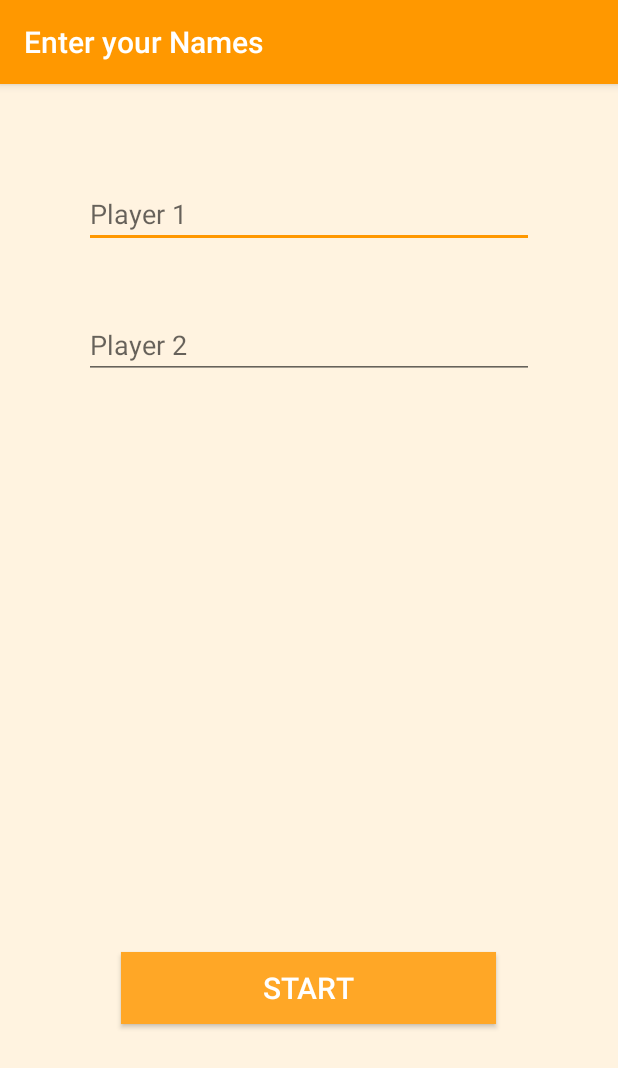
After one commit to hareshkh/tic-tac-toe-android-app, an Android app: the two_player_names screen opened directly, with no data from a screen before it, on a phone screen of 412 x 824 dp. The commit adds this screen. Shown: the top 1068 px of the screen. Run offline under Robolectric (Android 15) with nearby library versions, the phone set to English and light mode, and no system bars.

Commit message:
Made app compatible with variable screen sizes

```diff
--- a/app/src/main/java/com/example/haresh/tic_tac_toe_app/MainActivity.java
+++ b/app/src/main/java/com/example/haresh/tic_tac_toe_app/MainActivity.java
@@ -42,7 +42,7 @@ public class MainActivity extends AppCompatActivity {
                     @Override
                     public void onClick(View v) {
                         Intent intent;
-                        intent = new Intent(MainActivity.this, two_player.class);
+                        intent = new Intent(MainActivity.this, two_player_selector.class);
                         startActivity(intent);
                     }
                 }
--- a/app/src/main/java/com/example/haresh/tic_tac_toe_app/two_player.java
+++ b/app/src/main/java/com/example/haresh/tic_tac_toe_app/two_player.java
@@ -1,11 +1,12 @@
 package com.example.haresh.tic_tac_toe_app;
 
 import android.app.Activity;
+import android.graphics.Point;
 import android.support.v7.app.AppCompatActivity;
 import android.os.Bundle;
+import android.view.Display;
 
 public class two_player extends AppCompatActivity {
-
 
     public static Activity act_2p;
     @Override
--- /dev/null
+++ b/app/src/main/java/com/example/haresh/tic_tac_toe_app/two_player_names.java
@@ -0,0 +1,71 @@
+package com.example.haresh.tic_tac_toe_app;
+
+import android.support.v7.app.AppCompatActivity;
+import android.os.Bundle;
+import android.view.View;
+import android.widget.Button;
+import android.content.Intent;
+import android.widget.EditText;
+import android.widget.Toast;
+
+import java.util.Objects;
+
+public class two_player_names extends AppCompatActivity {
+
+    Button start2p;
+    EditText p1,p2;
+    static String p1Name,p2Name;
+
+    @Override
+    protected void onCreate(Bundle savedInstanceState) {
+        super.onCreate(savedInstanceState);
+        setContentView(R.layout.activity_two_player_names);
+        p1= (EditText) findViewById(R.id.p1name);
+        p2= (EditText) findViewById(R.id.p2name);
+        start2p = (Button) findViewById(R.id.start2p);
+        start2p.setOnClickListener(
+                new View.OnClickListener(){
+                    @Override
+                    public void onClick(View v){
+                        Intent intent=new Intent(two_player_names.this,two_player.class);
+                        if((!Objects.equals(p1.getText().toString(), "")) && (!Objects.equals(p2.getText().toString(), "")) && (!Objects.equals(p1.getText().toString(),p2.getText().toString()))){
+                            p1Name=p1.getText().toString();
+                            p2Name=p2.getText().toString();
+                            /*DatabaseHandler dbh=new DatabaseHandler(two_player_names.this);
+                            String tmp=dbh.checkUser(two_player_names.p1Name);
+                            if(tmp.equals("FOUND")){
+                                Toast.makeText(two_player_names.this,"found 1",Toast.LENGTH_SHORT).show();
+
+                            }
+                            else{
+                                scoreboard sb=new scoreboard(dbh.getPlayerCount()+1,two_player_names.p1Name,0);
+                                Toast.makeText(two_player_names.this,"ading  1",Toast.LENGTH_SHORT).show();
+                                dbh.addScore(sb);
+                            }
+
+                            String tmp2=dbh.checkUser(two_player_names.p2Name);
+                            if(tmp2.equals("FOUND")){
+                                Toast.makeText(two_player_names.this,"found 2",Toast.LENGTH_SHORT).show();
+
+                            }
+                            else{
+                                scoreboard sb=new scoreboard(dbh.getPlayerCount(),two_player_names.p2Name,0);
+                                Toast.makeText(two_player_names.this,"ading 2",Toast.LENGTH_SHORT).show();
+                                dbh.addScore(sb);
+                            }*/
+                            startActivity(intent);
+                        }
+                        else if(Objects.equals(p1.getText().toString(), "")){
+                            p1.setError("Enter Player 1 Name");
+                        }
+                        else if(Objects.equals(p2.getText().toString(), "")){
+                            p2.setError("Enter Player 2 Name");
+                        }
+                        else{
+                            Toast.makeText(two_player_names.this,"Enter different names",Toast.LENGTH_SHORT).show();
+                        }
+                    }
+                }
+        );
+    }
+}
--- a/app/src/main/res/layout/activity_one_player_difficult.xml
+++ b/app/src/main/res/layout/activity_one_player_difficult.xml
@@ -10,8 +10,8 @@
     tools:context="com.example.haresh.tic_tac_toe_app.one_player_difficult"
     android:background="#FFF3E0">
     <com.example.haresh.tic_tac_toe_app.CanvasView1D
-        android:layout_width="660px"
-        android:layout_height="660px"
+        android:layout_width="300dp"
+        android:layout_height="300dp"
         android:background="#FFE7BF"
         android:layout_centerVertical="true"
         android:layout_centerHorizontal="true" />
--- a/app/src/main/res/layout/activity_one_player_easy.xml
+++ b/app/src/main/res/layout/activity_one_player_easy.xml
@@ -10,8 +10,8 @@
     tools:context="com.example.haresh.tic_tac_toe_app.one_player_easy"
     android:background="#FFF3E0">
     <com.example.haresh.tic_tac_toe_app.CanvasView1E
-        android:layout_width="660px"
-        android:layout_height="660px"
+        android:layout_width="300dp"
+        android:layout_height="300dp"
         android:background="#FFE7BF"
         android:layout_centerVertical="true"
         android:layout_centerHorizontal="true" />
--- /dev/null
+++ b/app/src/main/res/layout/activity_two_player_names.xml
@@ -0,0 +1,43 @@
+<?xml version="1.0" encoding="utf-8"?>
+<RelativeLayout xmlns:android="http://schemas.android.com/apk/res/android"
+    xmlns:tools="http://schemas.android.com/tools"
+    android:layout_width="match_parent"
+    android:layout_height="match_parent"
+    android:paddingBottom="@dimen/activity_vertical_margin"
+    android:paddingLeft="@dimen/activity_horizontal_margin"
+    android:paddingRight="@dimen/activity_horizontal_margin"
+    android:paddingTop="@dimen/activity_vertical_margin"
+    tools:context="com.example.haresh.tic_tac_toe_app.two_player_names"
+    android:background="#FFF3E0">
+
+    <Button
+        android:layout_width="250dp"
+        android:layout_height="wrap_content"
+        android:text="START"
+        android:id="@+id/start2p"
+        android:background="#FFA726"
+        android:textColor="#FFFFFF"
+        android:textSize="20dp"
+        android:singleLine="false"
+        android:layout_alignParentBottom="true"
+        android:layout_centerHorizontal="true"
+        android:layout_marginBottom="125dp" />
+
+    <EditText
+        android:layout_width="300dp"
+        android:layout_height="wrap_content"
+        android:id="@+id/p1name"
+        android:layout_marginTop="48dp"
+        android:hint="Player 1"
+        android:layout_alignParentTop="true"
+        android:layout_centerHorizontal="true" />
+
+    <EditText
+        android:layout_width="300dp"
+        android:layout_height="wrap_content"
+        android:id="@+id/p2name"
+        android:hint="Player 2"
+        android:layout_marginTop="42dp"
+        android:layout_below="@+id/p1name"
+        android:layout_centerHorizontal="true" />
+</RelativeLayout>
--- a/app/src/main/res/values/colors.xml
+++ b/app/src/main/res/values/colors.xml
@@ -2,5 +2,5 @@
 <resources>
     <color name="colorPrimary">#FF9800</color>
     <color name="colorPrimaryDark">#F57C00</color>
-    <color name="colorAccent">#FF4081</color>
+    <color name="colorAccent">#FF9800</color>
 </resources>
```
Also changed, not shown: app/src/main/AndroidManifest.xml (+33 -6 lines), app/src/main/java/com/example/haresh/tic_tac_toe_app/CanvasView.java (+104 -30 lines), app/src/main/java/com/example/haresh/tic_tac_toe_app/CanvasView1D.java (+23 -14 lines), app/src/main/java/com/example/haresh/tic_tac_toe_app/CanvasView1E.java (+23 -13 lines), app/src/main/java/com/example/haresh/tic_tac_toe_app/DatabaseHandler.java (added, +120 -0 lines), app/src/main/java/com/example/haresh/tic_tac_toe_app/highscores2p.java (added, +24 -0 lines), app/src/main/java/com/example/haresh/tic_tac_toe_app/scoreboard.java (added, +43 -0 lines), app/src/main/java/com/example/haresh/tic_tac_toe_app/two_player_selector.java (added, +36 -0 lines), app/src/main/res/layout/activity_highscores2p.xml (added, +23 -0 lines), app/src/main/res/layout/activity_two_player.xml (+5 -4 lines), app/src/main/res/layout/activity_two_player_selector.xml (added, +36 -0 lines), 2 other files.
